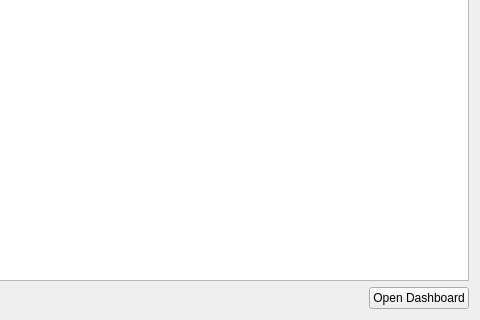
Qt form ui/devicelist.ui (dnadlinger/devil) before a commit; both pictures show x 350 to 830 and y 206 to 526 of the 830 by 526 pixel window.
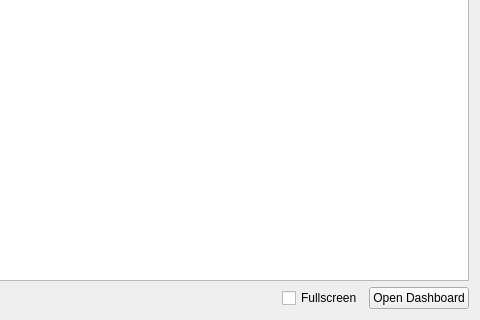
The same form after that commit.

Commit message: Fullscreen mode for dashboard

The edit to the form file:
```diff
--- a/ui/devicelist.ui
+++ b/ui/devicelist.ui
@@ -99,6 +99,13 @@
        </property>
       </spacer>
      </item>
+     <item>
+      <widget class="QCheckBox" name="dashboardFullscreenBox">
+       <property name="text">
+        <string>Fullscreen</string>
+       </property>
+      </widget>
+     </item>
      <item>
       <widget class="QPushButton" name="openDashboardButton">
        <property name="text">
```
The commit also changes 1 other file.
